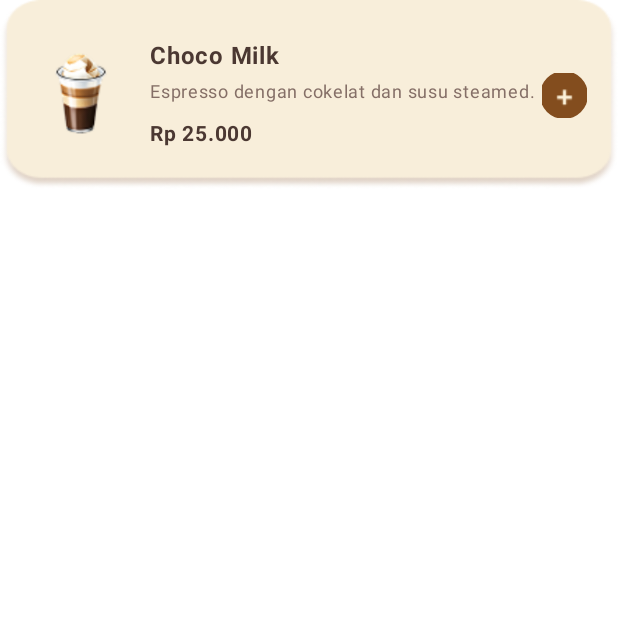
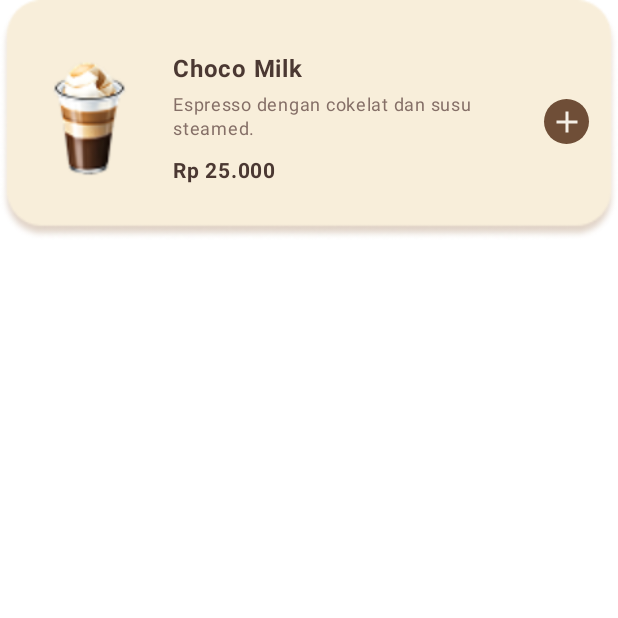
Before and after one commit to NazmiHakim/PolattaApp, an Android app built with Jetpack Compose: the composable MenuCard called with sample values from the repository, on a phone screen of 412 x 824 dp, the top half of it. Run offline under Robolectric (Android 15) with nearby library versions, the phone set to English and light mode, and no system bars.

Commit message:
landing page update

```diff
--- a/app/src/main/java/com/example/pondokcokelathatta/ui/components/MenuList.kt
+++ b/app/src/main/java/com/example/pondokcokelathatta/ui/components/MenuList.kt
@@ -4,7 +4,6 @@ import androidx.compose.foundation.Image
 import androidx.compose.foundation.layout.*
 import androidx.compose.foundation.lazy.LazyColumn
 import androidx.compose.foundation.lazy.items
-import androidx.compose.material3.IconButton
 import androidx.compose.material3.Text
 import androidx.compose.runtime.Composable
 import androidx.compose.ui.Alignment
@@ -12,7 +11,6 @@ import androidx.compose.ui.Modifier
 import androidx.compose.ui.layout.ContentScale
 import androidx.compose.ui.res.painterResource
 import androidx.compose.ui.text.font.FontWeight
-import androidx.compose.ui.text.style.TextOverflow
 import androidx.compose.ui.unit.dp
 import androidx.compose.ui.unit.sp
 import com.example.pondokcokelathatta.R
@@ -37,22 +35,18 @@ fun MenuList(menuItems: List<MenuItem>) {
 
 @Composable
 fun MenuCard(item: MenuItem) {
-    // Box digunakan untuk menumpuk gambar latar belakang dan konten.
     Box(
         modifier = Modifier
             .fillMaxWidth()
-            .height(126.dp) // Menggunakan tinggi 126dp sesuai permintaan Anda.
+            .height(160.dp)
     ) {
-        // Gambar latar belakang untuk kartu menu.
         Image(
-            // Pastikan Anda telah menambahkan 'menu_card.png' ke folder drawable Anda.
             painter = painterResource(id = R.drawable.menu_card),
             contentDescription = "Menu item background",
             modifier = Modifier.fillMaxSize(),
-            contentScale = ContentScale.FillBounds // Memastikan gambar mengisi seluruh area Box.
+            contentScale = ContentScale.FillBounds
         )
 
-        // Konten (gambar minuman, teks, tombol) ditempatkan di atas latar belakang.
         Row(
             modifier = Modifier
                 .fillMaxSize()
@@ -63,12 +57,11 @@ fun MenuCard(item: MenuItem) {
                 painter = painterResource(id = item.imageRes),
                 contentDescription = item.name,
                 modifier = Modifier
-                    .size(80.dp)
-                    .padding(end = 12.dp),
-                contentScale = ContentScale.Fit
+                    .size(95.dp)
+                    .padding(end = 16.dp),
+                contentScale = ContentScale.Crop
             )
 
-            // Kolom untuk nama, deskripsi, dan harga.
             Column(
                 modifier = Modifier.weight(1f),
                 verticalArrangement = Arrangement.Center
@@ -84,12 +77,9 @@ fun MenuCard(item: MenuItem) {
                     text = item.description,
                     fontSize = 12.sp,
                     color = TextSecondary,
-                    maxLines = 2,
-                    overflow = TextOverflow.Ellipsis,
                     lineHeight = 16.sp
                 )
                 Spacer(Modifier.height(8.dp))
-                // Memformat harga agar sesuai dengan format "Rp 13.000"
                 Text(
                     text = "Rp ${"%,d".format(item.price).replace(',', '.')}",
                     fontWeight = FontWeight.Bold,
@@ -98,17 +88,12 @@ fun MenuCard(item: MenuItem) {
                 )
             }
 
-            // Tombol plus di sebelah kanan.
-            IconButton(
+            // --- PERUBAHAN DI SINI ---
+            // Mengganti IconButton dengan komponen PlusButton yang baru dibuat.
+            PlusButton(
                 onClick = { /* TODO: Tambahkan logika untuk aksi tombol ini */ },
-                modifier = Modifier.size(32.dp)
-            ) {
-                Image(
-                    // Pastikan Anda telah menambahkan 'button_plus.png' ke folder drawable Anda.
-                    painter = painterResource(id = R.drawable.button_plus),
-                    contentDescription = "Add"
-                )
-            }
+                modifier = Modifier.size(30.dp)
+            )
         }
     }
 }
--- /dev/null
+++ b/app/src/main/java/com/example/pondokcokelathatta/ui/components/PlusButton.kt
@@ -0,0 +1,46 @@
+package com.example.pondokcokelathatta.ui.components
+
+import androidx.compose.foundation.layout.PaddingValues
+import androidx.compose.foundation.layout.size
+import androidx.compose.foundation.shape.CircleShape
+import androidx.compose.material.icons.Icons
+import androidx.compose.material.icons.filled.Add
+import androidx.compose.material3.Button
+import androidx.compose.material3.ButtonDefaults
+import androidx.compose.material3.Icon
+import androidx.compose.runtime.Composable
+import androidx.compose.ui.Modifier
+import androidx.compose.ui.unit.dp
+import com.example.pondokcokelathatta.ui.theme.BrownPrimary
+import com.example.pondokcokelathatta.ui.theme.WhiteCream
+
+/**
+ * Komponen Tombol kustom berbentuk lingkaran dengan ikon plus di tengah.
+ * Tombol ini meniru tampilan dari gambar `button_plus.png`.
+ *
+ * @param onClick Aksi yang akan dijalankan ketika tombol diklik.
+ * @param modifier Modifier untuk kustomisasi dari luar.
+ */
+@Composable
+fun PlusButton(
+    onClick: () -> Unit,
+    modifier: Modifier = Modifier,
+) {
+    Button(
+        onClick = onClick,
+        modifier = modifier,
+        shape = CircleShape, // Membuat tombol menjadi bulat sempurna
+        colors = ButtonDefaults.buttonColors(
+            containerColor = BrownPrimary // Menggunakan warna coklat dari tema Anda
+        ),
+        // Menghilangkan padding default agar ikon bisa lebih besar dan terpusat
+        contentPadding = PaddingValues(0.dp)
+    ) {
+        Icon(
+            imageVector = Icons.Default.Add,
+            contentDescription = "Add",
+            tint = WhiteCream, // Memberi warna cream pada ikon plus
+            modifier = Modifier.size(24.dp) // Menyesuaikan ukuran ikon plus di dalam tombol
+        )
+    }
+}
```
